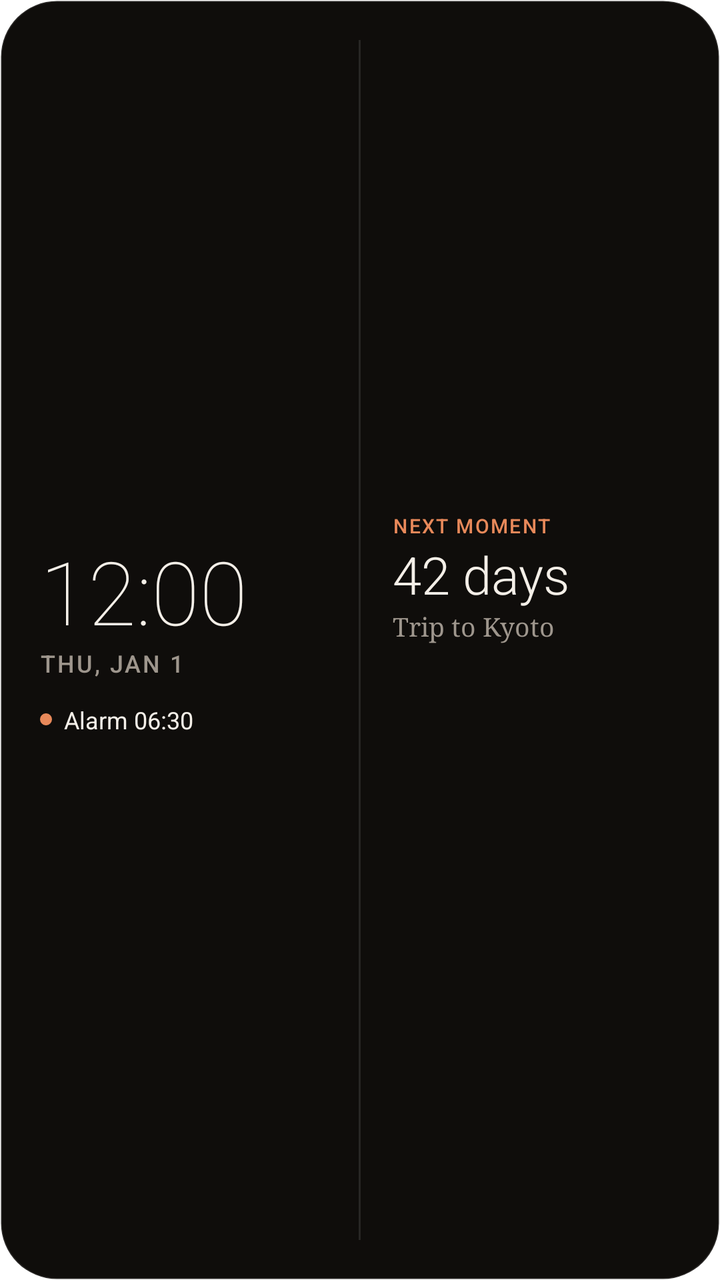
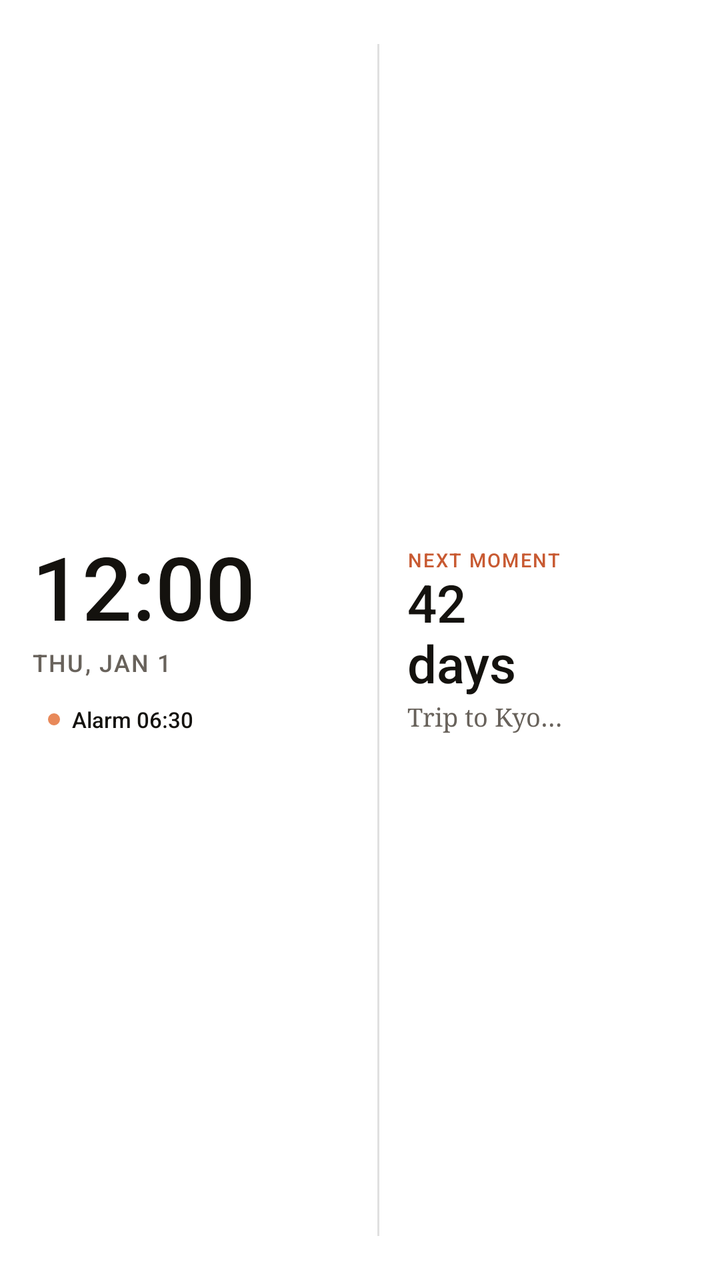

The first picture is an Android layout as it rendered before a commit; the second is the same layout after the commit. The layout source and the unified diff follow.
<!-- AndroidManifest.xml: fallback theme Theme.MaterialComponents.DayNight.NoActionBar -->
<!-- res/layout/widget_combo_dashboard.xml -->
<?xml version="1.0" encoding="utf-8"?>
<LinearLayout xmlns:android="http://schemas.android.com/apk/res/android"
    android:id="@+id/widget_root"
    android:layout_width="match_parent"
    android:layout_height="match_parent"
    android:orientation="horizontal"
    android:padding="20dp"
    android:background="@drawable/widget_background_dark">

    
    <LinearLayout
        android:layout_width="0dp"
        android:layout_height="match_parent"
        android:layout_weight="1"
        android:orientation="vertical"
        android:gravity="center_vertical">

        <TextClock
            android:id="@+id/combo_clock"
            android:layout_width="wrap_content"
            android:layout_height="wrap_content"
            android:format12Hour="hh:mm"
            android:format24Hour="HH:mm"
            android:textSize="44sp"
            android:fontFamily="sans-serif-thin"
            android:textColor="#F4EFE8"
            android:includeFontPadding="false" />

        <TextClock
            android:id="@+id/combo_date"
            android:layout_width="wrap_content"
            android:layout_height="wrap_content"
            android:format12Hour="EEE, MMM d"
            android:format24Hour="EEE, d MMM"
            android:textSize="12sp"
            android:fontFamily="sans-serif-medium"
            android:textColor="#9E968D"
            android:letterSpacing="0.08"
            android:textAllCaps="true" />

        <LinearLayout
            android:layout_width="wrap_content"
            android:layout_height="wrap_content"
            android:orientation="horizontal"
            android:gravity="center_vertical"
            android:layout_marginTop="12dp">

            <ImageView
                android:layout_width="6dp"
                android:layout_height="6dp"
                android:background="@drawable/widget_pill_accent"
                android:layout_marginEnd="6dp" />

            <TextView
                android:id="@+id/combo_alarm_text"
                android:layout_width="wrap_content"
                android:layout_height="wrap_content"
                android:text="Alarm 06:30"
                android:textSize="12sp"
                android:textColor="#F4EFE8" />
        </LinearLayout>
    </LinearLayout>

    <ImageView
        android:id="@+id/combo_divider"
        android:layout_width="1dp"
        android:layout_height="match_parent"
        android:background="#1AFFFFFF"
        android:layout_marginStart="16dp"
        android:layout_marginEnd="16dp" />

    
    <LinearLayout
        android:layout_width="0dp"
        android:layout_height="match_parent"
        android:layout_weight="1"
        android:orientation="vertical"
        android:gravity="center_vertical">

        <TextView
            android:layout_width="wrap_content"
            android:layout_height="wrap_content"
            android:text="NEXT MOMENT"
            android:textSize="10sp"
            android:fontFamily="sans-serif-medium"
            android:textColor="#E8895A"
            android:letterSpacing="0.08" />

        <TextView
            android:id="@+id/combo_moment_days"
            android:layout_width="wrap_content"
            android:layout_height="wrap_content"
            android:text="42 days"
            android:textSize="26sp"
            android:fontFamily="sans-serif-light"
            android:textColor="#F4EFE8" />

        <TextView
            android:id="@+id/combo_moment_title"
            android:layout_width="wrap_content"
            android:layout_height="wrap_content"
            android:text="Trip to Kyoto"
            android:textSize="13sp"
            android:fontFamily="serif"
            android:textColor="#9E968D"
            android:maxLines="1"
            android:ellipsize="end" />

        <ImageView
            android:id="@+id/combo_life_rings"
            android:layout_width="54dp"
            android:layout_height="54dp"
            android:layout_marginTop="8dp"
            android:scaleType="fitCenter" />
    </LinearLayout>
</LinearLayout>
<!-- resources referenced by this layout -->
<resources>
  <!-- drawable widget_background_dark (drawable) -->
  <?xml version="1.0" encoding="utf-8"?>
  <shape xmlns:android="http://schemas.android.com/apk/res/android"
      android:shape="rectangle">
      <solid android:color="#0F0D0B" />
      <corners android:radius="28dp" />
      <stroke android:width="1dp" android:color="#1FFFFFFF" />
  </shape>
  <!-- drawable widget_pill_accent (drawable) -->
  <?xml version="1.0" encoding="utf-8"?>
  <shape xmlns:android="http://schemas.android.com/apk/res/android"
      android:shape="rectangle">
      <solid android:color="#E8895A" />
      <corners android:radius="999dp" />
  </shape>
</resources>

<!-- the commit's change to res/layout/widget_combo_dashboard.xml (unified diff, before → after) -->
@@ -1,116 +1,153 @@
 <?xml version="1.0" encoding="utf-8"?>
-<LinearLayout xmlns:android="http://schemas.android.com/apk/res/android"
+<FrameLayout xmlns:android="http://schemas.android.com/apk/res/android"
     android:id="@+id/widget_root"
     android:layout_width="match_parent"
-    android:layout_height="match_parent"
-    android:orientation="horizontal"
-    android:padding="20dp"
-    android:background="@drawable/widget_background_dark">
+    android:layout_height="match_parent">
+
+    
+    <ImageView
+        android:id="@+id/widget_bg"
+        android:layout_width="match_parent"
+        android:layout_height="match_parent"
+        android:scaleType="fitXY" />
 
     
     <LinearLayout
-        android:layout_width="0dp"
+        android:layout_width="match_parent"
         android:layout_height="match_parent"
-        android:layout_weight="1"
-        android:orientation="vertical"
+        android:orientation="horizontal"
+        android:padding="16dp"
         android:gravity="center_vertical">
 
-        <TextClock
-            android:id="@+id/combo_clock"
-            android:layout_width="wrap_content"
+        
+        <LinearLayout
+            android:layout_width="0dp"
             android:layout_height="wrap_content"
-            android:format12Hour="hh:mm"
-            android:format24Hour="HH:mm"
-            android:textSize="44sp"
-            android:fontFamily="sans-serif-thin"
-            android:textColor="#F4EFE8"
-            android:includeFontPadding="false" />
+            android:layout_weight="1.15"
+            android:orientation="vertical"
+            android:gravity="center_vertical">
 
-        <TextClock
-            android:id="@+id/combo_date"
-            android:layout_width="wrap_content"
-            android:layout_height="wrap_content"
-            android:format12Hour="EEE, MMM d"
-            android:format24Hour="EEE, d MMM"
-            android:textSize="12sp"
-            android:fontFamily="sans-serif-medium"
-            android:textColor="#9E968D"
-            android:letterSpacing="0.08"
-            android:textAllCaps="true" />
-
-        <LinearLayout
-            android:layout_width="wrap_content"
-            android:layout_height="wrap_content"
-            android:orientation="horizontal"
-            android:gravity="center_vertical"
-            android:layout_marginTop="12dp">
-
-            <ImageView
-                android:layout_width="6dp"
-                android:layout_height="6dp"
-                android:background="@drawable/widget_pill_accent"
-                android:layout_marginEnd="6dp" />
-
-            <TextView
-                android:id="@+id/combo_alarm_text"
+            <TextClock
+                android:id="@+id/combo_clock"
                 android:layout_width="wrap_content"
                 android:layout_height="wrap_content"
-                android:text="Alarm 06:30"
+                android:format12Hour="hh:mm"
+                android:format24Hour="HH:mm"
+                android:textSize="44sp"
+                android:fontFamily="sans-serif-medium"
+                android:textColor="#14120E"
+                android:includeFontPadding="false" />
+
+            <TextClock
+                android:id="@+id/combo_date"
+                android:layout_width="wrap_content"
+                android:layout_height="wrap_content"
+                android:format12Hour="EEE, MMM d"
+                android:format24Hour="EEE, d MMM"
                 android:textSize="12sp"
-                android:textColor="#F4EFE8" />
+                android:fontFamily="sans-serif-medium"
+                android:textColor="#68625B"
+                android:letterSpacing="0.06"
+                android:textAllCaps="true"
+                android:layout_marginTop="2dp" />
+
+            
+            <LinearLayout
+                android:id="@+id/combo_alarm_container"
+                android:layout_width="wrap_content"
+                android:layout_height="wrap_content"
+                android:orientation="horizontal"
+                android:gravity="center_vertical"
+                android:layout_marginTop="10dp"
+                android:paddingStart="8dp"
+                android:paddingEnd="10dp"
+                android:paddingTop="3dp"
+                android:paddingBottom="3dp">
+
+                <ImageView
+                    android:id="@+id/combo_alarm_dot"
+                    android:layout_width="6dp"
+                    android:layout_height="6dp"
+                    android:background="@drawable/widget_pill_accent"
+                    android:layout_marginEnd="6dp" />
+
+                <TextView
+                    android:id="@+id/combo_alarm_text"
+                    android:layout_width="wrap_content"
+                    android:layout_height="wrap_content"
+                    android:text="Alarm 06:30"
+                    android:textSize="11sp"
+                    android:fontFamily="sans-serif-medium"
+                    android:textColor="#14120E" />
+            </LinearLayout>
+        </LinearLayout>
+
+        
+        <ImageView
+            android:id="@+id/combo_divider"
+            android:layout_width="1dp"
+            android:layout_height="match_parent"
+            android:background="#1F000000"
+            android:layout_marginStart="12dp"
+            android:layout_marginEnd="14dp"
+            android:layout_marginTop="6dp"
+            android:layout_marginBottom="6dp" />
+
+        
+        <LinearLayout
+            android:layout_width="0dp"
+            android:layout_height="wrap_content"
+            android:layout_weight="1.0"
+            android:orientation="horizontal"
+            android:gravity="center_vertical">
+
+            <LinearLayout
+                android:layout_width="0dp"
+                android:layout_height="wrap_content"
+                android:layout_weight="1"
+                android:orientation="vertical">
+
+                <TextView
+                    android:id="@+id/combo_moment_category"
+                    android:layout_width="wrap_content"
+                    android:layout_height="wrap_content"
+                    android:text="NEXT MOMENT"
+                    android:textSize="9.5sp"
+                    android:fontFamily="sans-serif-medium"
+                    android:textColor="#C85A32"
+                    android:letterSpacing="0.08" />
+
+                <TextView
+                    android:id="@+id/combo_moment_days"
+                    android:layout_width="wrap_content"
+                    android:layout_height="wrap_content"
+                    android:text="42 days"
+                    android:textSize="26sp"
+                    android:fontFamily="sans-serif-medium"
+                    android:textColor="#14120E"
+                    android:includeFontPadding="false"
+                    android:layout_marginTop="1dp" />
+
+                <TextView
+                    android:id="@+id/combo_moment_title"
+                    android:layout_width="wrap_content"
+                    android:layout_height="wrap_content"
+                    android:text="Trip to Kyoto"
+                    android:textSize="12.5sp"
+                    android:fontFamily="serif"
+                    android:textColor="#68625B"
+                    android:maxLines="1"
+                    android:ellipsize="end"
+                    android:layout_marginTop="2dp" />
+            </LinearLayout>
+
+            
+            <ImageView
+                android:id="@+id/combo_life_rings"
+                android:layout_width="56dp"
+                android:layout_height="56dp"
+                android:scaleType="fitCenter"
+                android:layout_marginStart="6dp" />
         </LinearLayout>
     </LinearLayout>
-
-    <ImageView
-        android:id="@+id/combo_divider"
-        android:layout_width="1dp"
-        android:layout_height="match_parent"
-        android:background="#1AFFFFFF"
-        android:layout_marginStart="16dp"
-        android:layout_marginEnd="16dp" />
-
-    
-    <LinearLayout
-        android:layout_width="0dp"
-        android:layout_height="match_parent"
-        android:layout_weight="1"
-        android:orientation="vertical"
-        android:gravity="center_vertical">
-
-        <TextView
-            android:layout_width="wrap_content"
-            android:layout_height="wrap_content"
-            android:text="NEXT MOMENT"
-            android:textSize="10sp"
-            android:fontFamily="sans-serif-medium"
-            android:textColor="#E8895A"
-            android:letterSpacing="0.08" />
-
-        <TextView
-            android:id="@+id/combo_moment_days"
-            android:layout_width="wrap_content"
-            android:layout_height="wrap_content"
-            android:text="42 days"
-            android:textSize="26sp"
-            android:fontFamily="sans-serif-light"
-            android:textColor="#F4EFE8" />
-
-        <TextView
-            android:id="@+id/combo_moment_title"
-            android:layout_width="wrap_content"
-            android:layout_height="wrap_content"
-            android:text="Trip to Kyoto"
-            android:textSize="13sp"
-            android:fontFamily="serif"
-            android:textColor="#9E968D"
-            android:maxLines="1"
-            android:ellipsize="end" />
-
-        <ImageView
-            android:id="@+id/combo_life_rings"
-            android:layout_width="54dp"
-            android:layout_height="54dp"
-            android:layout_marginTop="8dp"
-            android:scaleType="fitCenter" />
-    </LinearLayout>
-</LinearLayout>
+</FrameLayout>
<!-- resource entries referenced after the edit -->
@@ -1,13 +1,5 @@
 <!-- resources referenced by this layout -->
 <resources>
-  <!-- drawable widget_background_dark (drawable) -->
-  <?xml version="1.0" encoding="utf-8"?>
-  <shape xmlns:android="http://schemas.android.com/apk/res/android"
-      android:shape="rectangle">
-      <solid android:color="#0F0D0B" />
-      <corners android:radius="28dp" />
-      <stroke android:width="1dp" android:color="#1FFFFFFF" />
-  </shape>
   <!-- drawable widget_pill_accent (drawable) -->
   <?xml version="1.0" encoding="utf-8"?>
   <shape xmlns:android="http://schemas.android.com/apk/res/android"
